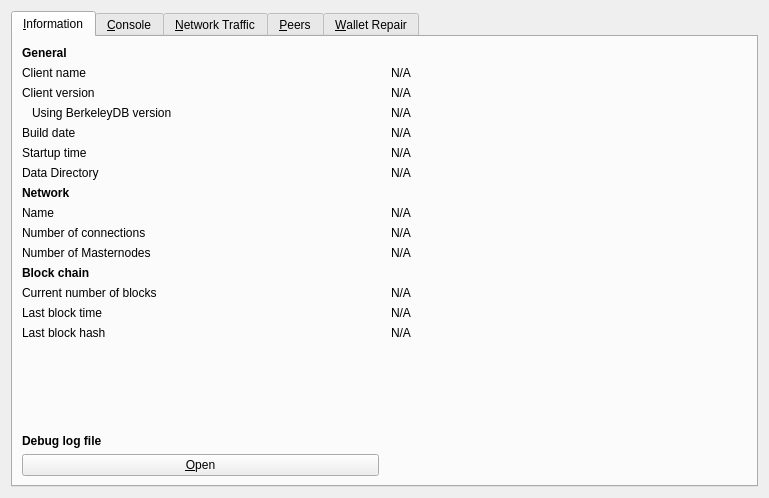
Before: the Qt Designer form src/qt/forms/rpcconsole.ui in BlackHatCoin/BlackHatWallet, drawn with Qt 5.
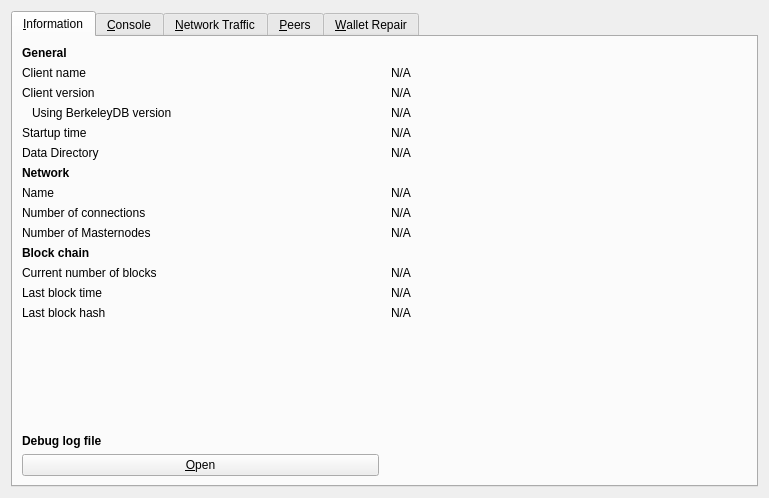
After: the same form once the commit is applied. The open tabs and pages were chosen to show the change. Icons and pictures are not drawn. Custom widgets are drawn as their Qt base class.

What changed in the file:
```diff
--- a/src/qt/forms/rpcconsole.ui
+++ b/src/qt/forms/rpcconsole.ui
@@ -113,36 +113,13 @@
         </widget>
        </item>
        <item row="4" column="0">
-        <widget class="QLabel" name="buildDateLabel">
-         <property name="text">
-          <string>Build date</string>
-         </property>
-        </widget>
-       </item>
-       <item row="4" column="1">
-        <widget class="QLabel" name="buildDate">
-         <property name="cursor">
-          <cursorShape>IBeamCursor</cursorShape>
-         </property>
-         <property name="text">
-          <string>N/A</string>
-         </property>
-         <property name="textFormat">
-          <enum>Qt::PlainText</enum>
-         </property>
-         <property name="textInteractionFlags">
-          <set>Qt::LinksAccessibleByMouse|Qt::TextSelectableByKeyboard|Qt::TextSelectableByMouse</set>
-         </property>
-        </widget>
-       </item>
-       <item row="5" column="0">
         <widget class="QLabel" name="startupTimeLabel">
          <property name="text">
           <string>Startup time</string>
          </property>
         </widget>
        </item>
-       <item row="5" column="1">
+       <item row="4" column="1">
         <widget class="QLabel" name="startupTime">
          <property name="cursor">
           <cursorShape>IBeamCursor</cursorShape>
@@ -158,21 +135,21 @@
          </property>
         </widget>
        </item>
-       <item row="6" column="0">
+       <item row="5" column="0">
         <widget class="QLabel" name="dataDirLabel">
          <property name="text">
           <string>Data Directory</string>
          </property>
         </widget>
        </item>
-       <item row="6" column="1">
+       <item row="5" column="1">
         <widget class="QLabel" name="dataDir">
          <property name="text">
           <string>N/A</string>
          </property>
         </widget>
        </item>
-       <item row="7" column="0">
+       <item row="6" column="0">
         <widget class="QLabel" name="networkHeader">
          <property name="font">
           <font>
@@ -185,14 +162,14 @@
          </property>
         </widget>
        </item>
-       <item row="8" column="0">
+       <item row="7" column="0">
         <widget class="QLabel" name="networkNameLabel">
          <property name="text">
           <string>Name</string>
          </property>
         </widget>
        </item>
-       <item row="8" column="1">
+       <item row="7" column="1">
         <widget class="QLabel" name="networkName">
          <property name="cursor">
           <cursorShape>IBeamCursor</cursorShape>
@@ -208,14 +185,14 @@
          </property>
         </widget>
        </item>
-       <item row="9" column="0">
+       <item row="8" column="0">
         <widget class="QLabel" name="numberOfConnectionsLabel">
          <property name="text">
           <string>Number of connections</string>
          </property>
         </widget>
        </item>
-       <item row="9" column="1">
+       <item row="8" column="1">
         <widget class="QLabel" name="numberOfConnections">
          <property name="cursor">
           <cursorShape>IBeamCursor</cursorShape>
@@ -231,14 +208,14 @@
          </property>
         </widget>
        </item>
-       <item row="10" column="0">
+       <item row="9" column="0">
         <widget class="QLabel" name="masternodeCountLabel">
          <property name="text">
           <string>Number of Masternodes</string>
          </property>
         </widget>
        </item>
-       <item row="10" column="1">
+       <item row="9" column="1">
         <widget class="QLabel" name="masternodeCount">
          <property name="cursor">
           <cursorShape>IBeamCursor</cursorShape>
@@ -254,7 +231,7 @@
          </property>
         </widget>
        </item>
-       <item row="11" column="0">
+       <item row="10" column="0">
         <widget class="QLabel" name="blockchainHeader">
          <property name="font">
           <font>
@@ -267,14 +244,14 @@
          </property>
         </widget>
        </item>
-       <item row="12" column="0">
+       <item row="11" column="0">
         <widget class="QLabel" name="numberOfBlocksLabel">
          <property name="text">
           <string>Current number of blocks</string>
          </property>
         </widget>
        </item>
-       <item row="12" column="1">
+       <item row="11" column="1">
         <widget class="QLabel" name="numberOfBlocks">
          <property name="cursor">
           <cursorShape>IBeamCursor</cursorShape>
@@ -290,14 +267,14 @@
          </property>
         </widget>
        </item>
-       <item row="13" column="0">
+       <item row="12" column="0">
         <widget class="QLabel" name="lastBlockTimeLabel">
          <property name="text">
           <string>Last block time</string>
          </property>
         </widget>
        </item>
-       <item row="13" column="1">
+       <item row="12" column="1">
         <widget class="QLabel" name="lastBlockTime">
          <property name="cursor">
           <cursorShape>IBeamCursor</cursorShape>
@@ -313,21 +290,21 @@
          </property>
         </widget>
        </item>
-       <item row="14" column="0">
+       <item row="13" column="0">
         <widget class="QLabel" name="lastBlockHashLabel">
          <property name="text">
           <string>Last block hash</string>
          </property>
         </widget>
        </item>
-       <item row="14" column="1">
+       <item row="13" column="1">
         <widget class="QLabel" name="lastBlockHash">
          <property name="text">
           <string>N/A</string>
          </property>
         </widget>
        </item>
-       <item row="15" column="0">
+       <item row="14" column="0">
         <spacer name="verticalSpacer_2">
          <property name="orientation">
           <enum>Qt::Vertical</enum>
```
Left out of the diff: 6 changed lines with no effect on the pictures.
